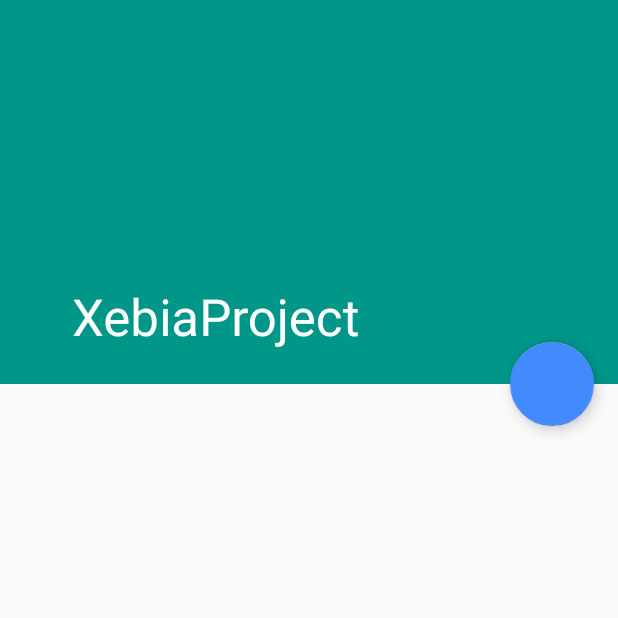
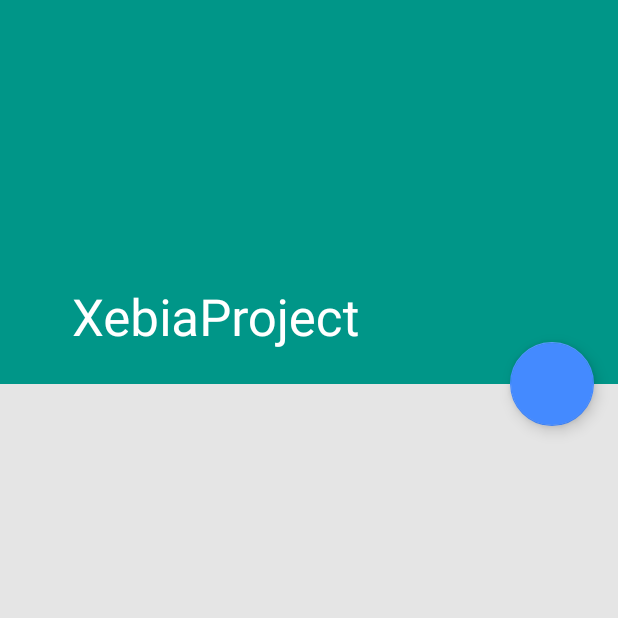
Before and after one commit to chemouna/HarryPotterBooks, an Android app: the BookActivity screen opened directly, with no data from a screen before it, on a phone screen of 412 x 824 dp, the top half of it. Run offline under Robolectric (Android 15) with nearby library versions, the phone set to English and light mode, and no system bars; our stand-ins replace ButterKnife, Picasso; libraries missing offline, so code that uses them is left out: android.support.v7; pictures from the network do not load; 2 statements that could not run were skipped.

Commit message:
Add a grey background.

```diff
--- a/app/src/main/res/values/colors.xml
+++ b/app/src/main/res/values/colors.xml
@@ -23,6 +23,6 @@
   <color name="background_dark">#ff333333</color>
   <color name="background_super_dark">#ff292929</color>
   <color name="hint_disabled_dark">#43000000</color>
-  <color name="background_light_grey">#E0E0E0</color>
+  <color name="content_background">#FFE5E5E5</color>
 
 </resources>
--- a/app/src/main/res/values/themes.xml
+++ b/app/src/main/res/values/themes.xml
@@ -11,7 +11,7 @@
     <item name="android:textColor">@android:color/black</item>  <!-- temp -->
     <item name="android:colorBackground">@color/background_light</item>
     <item name="android:textColorHint">@color/hint_disabled_dark</item>
-    <item name="android:windowBackground">@color/background_light</item>
+    <item name="android:windowBackground">@color/content_background</item>
   </style>
 
 </resources>
```
